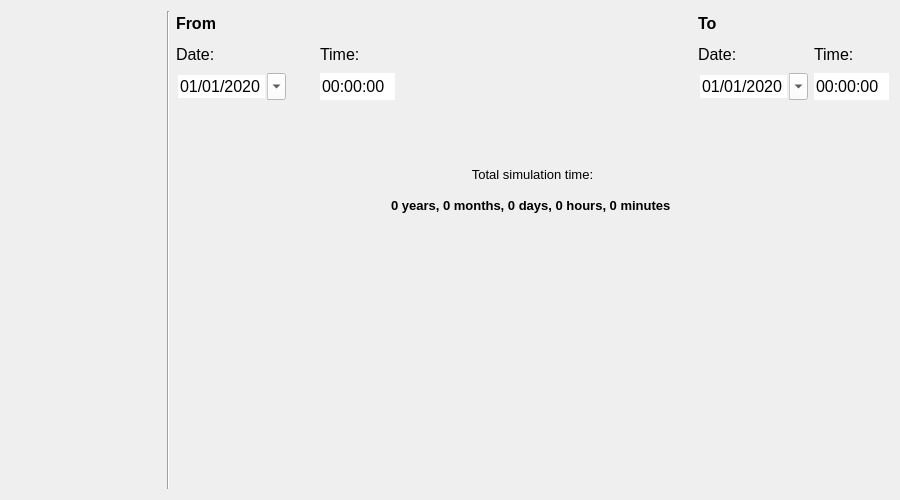
This is threedi_models_and_simulations/ui/simulation_wizard/page_duration.ui in nens/threedi-api-qgis-client as Qt 5 draws it before an edit. The edited form follows.
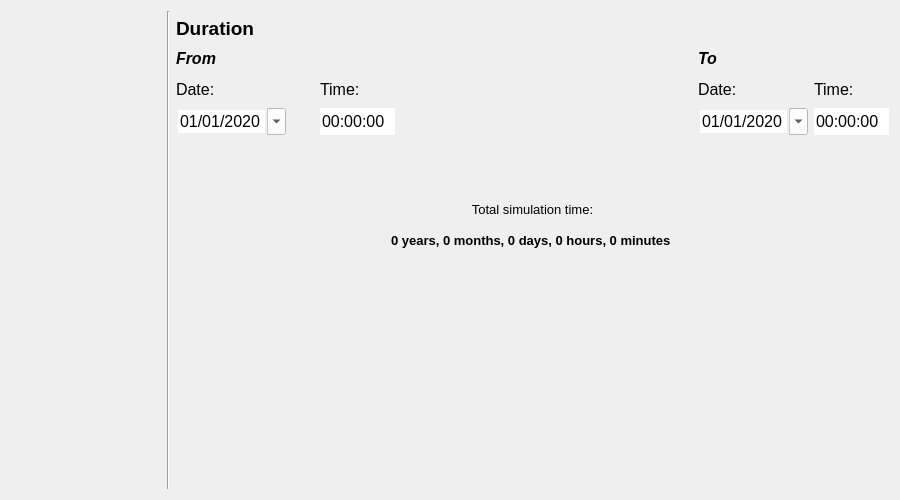
This is the edited form.

```diff
--- a/threedi_models_and_simulations/ui/simulation_wizard/page_duration.ui
+++ b/threedi_models_and_simulations/ui/simulation_wizard/page_duration.ui
@@ -35,8 +35,65 @@
    <string notr="true">QComboBox {background-color: rgba(255, 255, 255);}</string>
   </property>
   <layout class="QGridLayout" name="gridLayout">
-   <item row="2" column="2">
-    <widget class="QDateEdit" name="date_from">
+   <item row="8" column="6">
+    <spacer name="verticalSpacer">
+     <property name="orientation">
+      <enum>Qt::Vertical</enum>
+     </property>
+     <property name="sizeHint" stdset="0">
+      <size>
+       <width>20</width>
+       <height>40</height>
+      </size>
+     </property>
+    </spacer>
+   </item>
+   <item row="0" column="1" rowspan="10">
+    <widget class="Line" name="line_2">
+     <property name="sizePolicy">
+      <sizepolicy hsizetype="Fixed" vsizetype="Expanding">
+       <horstretch>0</horstretch>
+       <verstretch>0</verstretch>
+      </sizepolicy>
+     </property>
+     <property name="orientation">
+      <enum>Qt::Vertical</enum>
+     </property>
+    </widget>
+   </item>
+   <item row="3" column="5">
+    <widget class="QLabel" name="label_7">
+     <property name="sizePolicy">
+      <sizepolicy hsizetype="Minimum" vsizetype="Preferred">
+       <horstretch>0</horstretch>
+       <verstretch>0</verstretch>
+      </sizepolicy>
+     </property>
+     <property name="minimumSize">
+      <size>
+       <width>75</width>
+       <height>25</height>
+      </size>
+     </property>
+     <property name="maximumSize">
+      <size>
+       <width>75</width>
+       <height>25</height>
+      </size>
+     </property>
+     <property name="font">
+      <font>
+       <family>Segoe UI</family>
+       <pointsize>12</pointsize>
+      </font>
+     </property>
+     <property name="text">
+      <string>Time:</string>
+     </property>
+    </widget>
+   </item>
+   <item row="3" column="7">
+    <widget class="QLabel" name="label">
      <property name="sizePolicy">
       <sizepolicy hsizetype="Minimum" vsizetype="Preferred">
        <horstretch>0</horstretch>
@@ -61,31 +118,12 @@
        <pointsize>12</pointsize>
       </font>
      </property>
-     <property name="styleSheet">
-      <string notr="true">QDateEdit {background-color: white;}</string>
-     </property>
-     <property name="frame">
-      <bool>false</bool>
-     </property>
-     <property name="buttonSymbols">
-      <enum>QAbstractSpinBox::NoButtons</enum>
-     </property>
-     <property name="displayFormat">
-      <string>dd/MM/yyyy</string>
-     </property>
-     <property name="calendarPopup">
-      <bool>true</bool>
-     </property>
-     <property name="date">
-      <date>
-       <year>2020</year>
-       <month>1</month>
-       <day>1</day>
-      </date>
+     <property name="text">
+      <string>Date:</string>
      </property>
     </widget>
    </item>
-   <item row="1" column="8">
+   <item row="3" column="8">
     <widget class="QLabel" name="label_9">
      <property name="sizePolicy">
       <sizepolicy hsizetype="Minimum" vsizetype="Preferred">
@@ -116,33 +154,17 @@
      </property>
     </widget>
    </item>
-   <item row="2" column="6">
-    <spacer name="horizontalSpacer_2">
-     <property name="orientation">
-      <enum>Qt::Horizontal</enum>
-     </property>
-     <property name="sizeType">
-      <enum>QSizePolicy::Expanding</enum>
-     </property>
-     <property name="sizeHint" stdset="0">
-      <size>
-       <width>125</width>
-       <height>20</height>
-      </size>
-     </property>
-    </spacer>
-   </item>
-   <item row="5" column="2" colspan="7">
-    <widget class="QLabel" name="label_total_time">
+   <item row="4" column="2">
+    <widget class="QDateEdit" name="date_from">
      <property name="sizePolicy">
-      <sizepolicy hsizetype="Expanding" vsizetype="Preferred">
+      <sizepolicy hsizetype="Minimum" vsizetype="Preferred">
        <horstretch>0</horstretch>
        <verstretch>0</verstretch>
       </sizepolicy>
      </property>
      <property name="minimumSize">
       <size>
-       <width>0</width>
+       <width>110</width>
        <height>25</height>
       </size>
      </property>
@@ -155,33 +177,34 @@
      <property name="font">
       <font>
        <family>Segoe UI</family>
-       <pointsize>10</pointsize>
-       <weight>75</weight>
-       <bold>true</bold>
+       <pointsize>12</pointsize>
       </font>
      </property>
-     <property name="text">
-      <string>0 years, 0 months, 0 days, 0 hours, 0 minutes </string>
+     <property name="styleSheet">
+      <string notr="true">QDateEdit {background-color: white;}</string>
      </property>
-     <property name="alignment">
-      <set>Qt::AlignCenter</set>
+     <property name="frame">
+      <bool>false</bool>
+     </property>
+     <property name="buttonSymbols">
+      <enum>QAbstractSpinBox::NoButtons</enum>
+     </property>
+     <property name="displayFormat">
+      <string>dd/MM/yyyy</string>
+     </property>
+     <property name="calendarPopup">
+      <bool>true</bool>
+     </property>
+     <property name="date">
+      <date>
+       <year>2020</year>
+       <month>1</month>
+       <day>1</day>
+      </date>
      </property>
     </widget>
    </item>
-   <item row="7" column="2" colspan="7">
-    <spacer name="horizontalSpacer">
-     <property name="orientation">
-      <enum>Qt::Horizontal</enum>
-     </property>
-     <property name="sizeHint" stdset="0">
-      <size>
-       <width>40</width>
-       <height>20</height>
-      </size>
-     </property>
-    </spacer>
-   </item>
-   <item row="3" column="6">
+   <item row="5" column="6">
     <spacer name="verticalSpacer_2">
      <property name="orientation">
       <enum>Qt::Vertical</enum>
@@ -197,280 +220,7 @@
      </property>
     </spacer>
    </item>
-   <item row="0" column="7">
-    <widget class="QLabel" name="label_10">
-     <property name="minimumSize">
-      <size>
-       <width>110</width>
-       <height>25</height>
-      </size>
-     </property>
-     <property name="maximumSize">
-      <size>
-       <width>16777215</width>
-       <height>16777215</height>
-      </size>
-     </property>
-     <property name="font">
-      <font>
-       <family>Segoe UI</family>
-       <pointsize>12</pointsize>
-       <weight>75</weight>
-       <bold>true</bold>
-      </font>
-     </property>
-     <property name="text">
-      <string>To</string>
-     </property>
-    </widget>
-   </item>
-   <item row="1" column="3">
-    <widget class="QLabel" name="label_5">
-     <property name="sizePolicy">
-      <sizepolicy hsizetype="Minimum" vsizetype="Preferred">
-       <horstretch>0</horstretch>
-       <verstretch>0</verstretch>
-      </sizepolicy>
-     </property>
-     <property name="font">
-      <font>
-       <family>Segoe UI</family>
-       <pointsize>10</pointsize>
-      </font>
-     </property>
-     <property name="text">
-      <string/>
-     </property>
-    </widget>
-   </item>
-   <item row="0" column="2">
-    <widget class="QLabel" name="label_3">
-     <property name="minimumSize">
-      <size>
-       <width>110</width>
-       <height>25</height>
-      </size>
-     </property>
-     <property name="maximumSize">
-      <size>
-       <width>16777215</width>
-       <height>16777215</height>
-      </size>
-     </property>
-     <property name="font">
-      <font>
-       <family>Segoe UI</family>
-       <pointsize>12</pointsize>
-       <weight>75</weight>
-       <bold>true</bold>
-      </font>
-     </property>
-     <property name="text">
-      <string>From</string>
-     </property>
-    </widget>
-   </item>
-   <item row="1" column="5">
-    <widget class="QLabel" name="label_7">
-     <property name="sizePolicy">
-      <sizepolicy hsizetype="Minimum" vsizetype="Preferred">
-       <horstretch>0</horstretch>
-       <verstretch>0</verstretch>
-      </sizepolicy>
-     </property>
-     <property name="minimumSize">
-      <size>
-       <width>75</width>
-       <height>25</height>
-      </size>
-     </property>
-     <property name="maximumSize">
-      <size>
-       <width>75</width>
-       <height>25</height>
-      </size>
-     </property>
-     <property name="font">
-      <font>
-       <family>Segoe UI</family>
-       <pointsize>12</pointsize>
-      </font>
-     </property>
-     <property name="text">
-      <string>Time:</string>
-     </property>
-    </widget>
-   </item>
-   <item row="0" column="1" rowspan="8">
-    <widget class="Line" name="line_2">
-     <property name="sizePolicy">
-      <sizepolicy hsizetype="Fixed" vsizetype="Expanding">
-       <horstretch>0</horstretch>
-       <verstretch>0</verstretch>
-      </sizepolicy>
-     </property>
-     <property name="orientation">
-      <enum>Qt::Vertical</enum>
-     </property>
-    </widget>
-   </item>
-   <item row="1" column="4">
-    <widget class="QLabel" name="label_6">
-     <property name="sizePolicy">
-      <sizepolicy hsizetype="Minimum" vsizetype="Preferred">
-       <horstretch>0</horstretch>
-       <verstretch>0</verstretch>
-      </sizepolicy>
-     </property>
-     <property name="font">
-      <font>
-       <family>Segoe UI</family>
-       <pointsize>10</pointsize>
-      </font>
-     </property>
-     <property name="text">
-      <string/>
-     </property>
-    </widget>
-   </item>
-   <item row="2" column="8">
-    <widget class="QTimeEdit" name="time_to">
-     <property name="sizePolicy">
-      <sizepolicy hsizetype="Minimum" vsizetype="Preferred">
-       <horstretch>0</horstretch>
-       <verstretch>0</verstretch>
-      </sizepolicy>
-     </property>
-     <property name="minimumSize">
-      <size>
-       <width>75</width>
-       <height>25</height>
-      </size>
-     </property>
-     <property name="maximumSize">
-      <size>
-       <width>16777215</width>
-       <height>16777215</height>
-      </size>
-     </property>
-     <property name="font">
-      <font>
-       <family>Segoe UI</family>
-       <pointsize>12</pointsize>
-      </font>
-     </property>
-     <property name="autoFillBackground">
-      <bool>true</bool>
-     </property>
-     <property name="styleSheet">
-      <string notr="true">QTimeEdit {background-color: white;}</string>
-     </property>
-     <property name="locale">
-      <locale language="English" country="Netherlands"/>
-     </property>
-     <property name="frame">
-      <bool>false</bool>
-     </property>
-     <property name="buttonSymbols">
-      <enum>QAbstractSpinBox::NoButtons</enum>
-     </property>
-    </widget>
-   </item>
-   <item row="2" column="7">
-    <widget class="QDateEdit" name="date_to">
-     <property name="sizePolicy">
-      <sizepolicy hsizetype="Minimum" vsizetype="Preferred">
-       <horstretch>0</horstretch>
-       <verstretch>0</verstretch>
-      </sizepolicy>
-     </property>
-     <property name="minimumSize">
-      <size>
-       <width>110</width>
-       <height>25</height>
-      </size>
-     </property>
-     <property name="maximumSize">
-      <size>
-       <width>16777215</width>
-       <height>16777215</height>
-      </size>
-     </property>
-     <property name="font">
-      <font>
-       <family>Segoe UI</family>
-       <pointsize>12</pointsize>
-      </font>
-     </property>
-     <property name="styleSheet">
-      <string notr="true">QDateEdit {background-color: white;}</string>
-     </property>
-     <property name="frame">
-      <bool>false</bool>
-     </property>
-     <property name="buttonSymbols">
-      <enum>QAbstractSpinBox::NoButtons</enum>
-     </property>
-     <property name="displayFormat">
-      <string>dd/MM/yyyy</string>
-     </property>
-     <property name="calendarPopup">
-      <bool>true</bool>
-     </property>
-     <property name="date">
-      <date>
-       <year>2020</year>
-       <month>1</month>
-       <day>1</day>
-      </date>
-     </property>
-    </widget>
-   </item>
-   <item row="6" column="6">
-    <spacer name="verticalSpacer">
-     <property name="orientation">
-      <enum>Qt::Vertical</enum>
-     </property>
-     <property name="sizeHint" stdset="0">
-      <size>
-       <width>20</width>
-       <height>40</height>
-      </size>
-     </property>
-    </spacer>
-   </item>
-   <item row="1" column="7">
-    <widget class="QLabel" name="label">
-     <property name="sizePolicy">
-      <sizepolicy hsizetype="Minimum" vsizetype="Preferred">
-       <horstretch>0</horstretch>
-       <verstretch>0</verstretch>
-      </sizepolicy>
-     </property>
-     <property name="minimumSize">
-      <size>
-       <width>110</width>
-       <height>25</height>
-      </size>
-     </property>
-     <property name="maximumSize">
-      <size>
-       <width>16777215</width>
-       <height>16777215</height>
-      </size>
-     </property>
-     <property name="font">
-      <font>
-       <family>Segoe UI</family>
-       <pointsize>12</pointsize>
-      </font>
-     </property>
-     <property name="text">
-      <string>Date:</string>
-     </property>
-    </widget>
-   </item>
-   <item row="2" column="5">
+   <item row="4" column="5">
     <widget class="QTimeEdit" name="time_from">
      <property name="sizePolicy">
       <sizepolicy hsizetype="Minimum" vsizetype="Preferred">
@@ -513,17 +263,17 @@
      </property>
     </widget>
    </item>
-   <item row="4" column="2" colspan="7">
-    <widget class="QLabel" name="label_13">
+   <item row="4" column="7">
+    <widget class="QDateEdit" name="date_to">
      <property name="sizePolicy">
-      <sizepolicy hsizetype="Expanding" vsizetype="Preferred">
+      <sizepolicy hsizetype="Minimum" vsizetype="Preferred">
        <horstretch>0</horstretch>
        <verstretch>0</verstretch>
       </sizepolicy>
      </property>
      <property name="minimumSize">
       <size>
-       <width>0</width>
+       <width>110</width>
        <height>25</height>
       </size>
      </property>
@@ -536,18 +286,50 @@
      <property name="font">
       <font>
        <family>Segoe UI</family>
-       <pointsize>10</pointsize>
+       <pointsize>12</pointsize>
       </font>
      </property>
-     <property name="text">
-      <string>Total simulation time:</string>
+     <property name="styleSheet">
+      <string notr="true">QDateEdit {background-color: white;}</string>
      </property>
-     <property name="alignment">
-      <set>Qt::AlignCenter</set>
+     <property name="frame">
+      <bool>false</bool>
+     </property>
+     <property name="buttonSymbols">
+      <enum>QAbstractSpinBox::NoButtons</enum>
+     </property>
+     <property name="displayFormat">
+      <string>dd/MM/yyyy</string>
+     </property>
+     <property name="calendarPopup">
+      <bool>true</bool>
+     </property>
+     <property name="date">
+      <date>
+       <year>2020</year>
+       <month>1</month>
+       <day>1</day>
+      </date>
      </property>
     </widget>
    </item>
    <item row="1" column="2">
+    <widget class="QLabel" name="label_8">
+     <property name="font">
+      <font>
+       <family>Segoe UI</family>
+       <pointsize>14</pointsize>
+       <weight>75</weight>
+       <bold>true</bold>
+       <underline>false</underline>
+      </font>
+     </property>
+     <property name="text">
+      <string>Duration</string>
+     </property>
+    </widget>
+   </item>
+   <item row="3" column="2">
     <widget class="QLabel" name="label_4">
      <property name="sizePolicy">
       <sizepolicy hsizetype="Minimum" vsizetype="Preferred">
@@ -578,7 +360,23 @@
      </property>
     </widget>
    </item>
-   <item row="0" column="0" rowspan="8">
+   <item row="4" column="6">
+    <spacer name="horizontalSpacer_2">
+     <property name="orientation">
+      <enum>Qt::Horizontal</enum>
+     </property>
+     <property name="sizeType">
+      <enum>QSizePolicy::Expanding</enum>
+     </property>
+     <property name="sizeHint" stdset="0">
+      <size>
+       <width>125</width>
+       <height>20</height>
+      </size>
+     </property>
+    </spacer>
+   </item>
+   <item row="0" column="0" rowspan="10">
     <widget class="QWidget" name="wizard_steps_widget" native="true">
      <property name="sizePolicy">
       <sizepolicy hsizetype="Preferred" vsizetype="Expanding">
@@ -601,6 +399,226 @@
      <layout class="QVBoxLayout" name="verticalLayout"/>
     </widget>
    </item>
+   <item row="7" column="2" colspan="7">
+    <widget class="QLabel" name="label_total_time">
+     <property name="sizePolicy">
+      <sizepolicy hsizetype="Expanding" vsizetype="Preferred">
+       <horstretch>0</horstretch>
+       <verstretch>0</verstretch>
+      </sizepolicy>
+     </property>
+     <property name="minimumSize">
+      <size>
+       <width>0</width>
+       <height>25</height>
+      </size>
+     </property>
+     <property name="maximumSize">
+      <size>
+       <width>16777215</width>
+       <height>16777215</height>
+      </size>
+     </property>
+     <property name="font">
+      <font>
+       <family>Segoe UI</family>
+       <pointsize>10</pointsize>
+       <weight>75</weight>
+       <bold>true</bold>
+      </font>
+     </property>
+     <property name="text">
+      <string>0 years, 0 months, 0 days, 0 hours, 0 minutes </string>
+     </property>
+     <property name="alignment">
+      <set>Qt::AlignCenter</set>
+     </property>
+    </widget>
+   </item>
+   <item row="3" column="3">
+    <widget class="QLabel" name="label_5">
+     <property name="sizePolicy">
+      <sizepolicy hsizetype="Minimum" vsizetype="Preferred">
+       <horstretch>0</horstretch>
+       <verstretch>0</verstretch>
+      </sizepolicy>
+     </property>
+     <property name="font">
+      <font>
+       <family>Segoe UI</family>
+       <pointsize>10</pointsize>
+      </font>
+     </property>
+     <property name="text">
+      <string/>
+     </property>
+    </widget>
+   </item>
+   <item row="3" column="4">
+    <widget class="QLabel" name="label_6">
+     <property name="sizePolicy">
+      <sizepolicy hsizetype="Minimum" vsizetype="Preferred">
+       <horstretch>0</horstretch>
+       <verstretch>0</verstretch>
+      </sizepolicy>
+     </property>
+     <property name="font">
+      <font>
+       <family>Segoe UI</family>
+       <pointsize>10</pointsize>
+      </font>
+     </property>
+     <property name="text">
+      <string/>
+     </property>
+    </widget>
+   </item>
+   <item row="9" column="2" colspan="7">
+    <spacer name="horizontalSpacer">
+     <property name="orientation">
+      <enum>Qt::Horizontal</enum>
+     </property>
+     <property name="sizeHint" stdset="0">
+      <size>
+       <width>40</width>
+       <height>20</height>
+      </size>
+     </property>
+    </spacer>
+   </item>
+   <item row="4" column="8">
+    <widget class="QTimeEdit" name="time_to">
+     <property name="sizePolicy">
+      <sizepolicy hsizetype="Minimum" vsizetype="Preferred">
+       <horstretch>0</horstretch>
+       <verstretch>0</verstretch>
+      </sizepolicy>
+     </property>
+     <property name="minimumSize">
+      <size>
+       <width>75</width>
+       <height>25</height>
+      </size>
+     </property>
+     <property name="maximumSize">
+      <size>
+       <width>16777215</width>
+       <height>16777215</height>
+      </size>
+     </property>
+     <property name="font">
+      <font>
+       <family>Segoe UI</family>
+       <pointsize>12</pointsize>
+      </font>
+     </property>
+     <property name="autoFillBackground">
+      <bool>true</bool>
+     </property>
+     <property name="styleSheet">
+      <string notr="true">QTimeEdit {background-color: white;}</string>
+     </property>
+     <property name="locale">
+      <locale language="English" country="Netherlands"/>
+     </property>
+     <property name="frame">
+      <bool>false</bool>
+     </property>
+     <property name="buttonSymbols">
+      <enum>QAbstractSpinBox::NoButtons</enum>
+     </property>
+    </widget>
+   </item>
+   <item row="6" column="2" colspan="7">
+    <widget class="QLabel" name="label_13">
+     <property name="sizePolicy">
+      <sizepolicy hsizetype="Expanding" vsizetype="Preferred">
+       <horstretch>0</horstretch>
+       <verstretch>0</verstretch>
+      </sizepolicy>
+     </property>
+     <property name="minimumSize">
+      <size>
+       <width>0</width>
+       <height>25</height>
+      </size>
+     </property>
+     <property name="maximumSize">
+      <size>
+       <width>16777215</width>
+       <height>16777215</height>
+      </size>
+     </property>
+     <property name="font">
+      <font>
+       <family>Segoe UI</family>
+       <pointsize>10</pointsize>
+      </font>
+     </property>
+     <property name="text">
+      <string>Total simulation time:</string>
+     </property>
+     <property name="alignment">
+      <set>Qt::AlignCenter</set>
+     </property>
+    </widget>
+   </item>
+   <item row="2" column="2">
+    <widget class="QLabel" name="label_3">
+     <property name="minimumSize">
+      <size>
+       <width>110</width>
+       <height>25</height>
+      </size>
+     </property>
+     <property name="maximumSize">
+      <size>
+       <width>16777215</width>
+       <height>16777215</height>
+      </size>
+     </property>
+     <property name="font">
+      <font>
+       <family>Segoe UI</family>
+       <pointsize>12</pointsize>
+       <weight>75</weight>
+       <italic>true</italic>
+       <bold>true</bold>
+      </font>
+     </property>
+     <property name="text">
+      <string>From</string>
+     </property>
+    </widget>
+   </item>
+   <item row="2" column="7">
+    <widget class="QLabel" name="label_10">
+     <property name="minimumSize">
+      <size>
+       <width>110</width>
+       <height>25</height>
+      </size>
+     </property>
+     <property name="maximumSize">
+      <size>
+       <width>16777215</width>
+       <height>16777215</height>
+      </size>
+     </property>
+     <property name="font">
+      <font>
+       <family>Segoe UI</family>
+       <pointsize>12</pointsize>
+       <weight>75</weight>
+       <italic>true</italic>
+       <bold>true</bold>
+      </font>
+     </property>
+     <property name="text">
+      <string>To</string>
+     </property>
+    </widget>
+   </item>
   </layout>
  </widget>
  <resources/>
```
